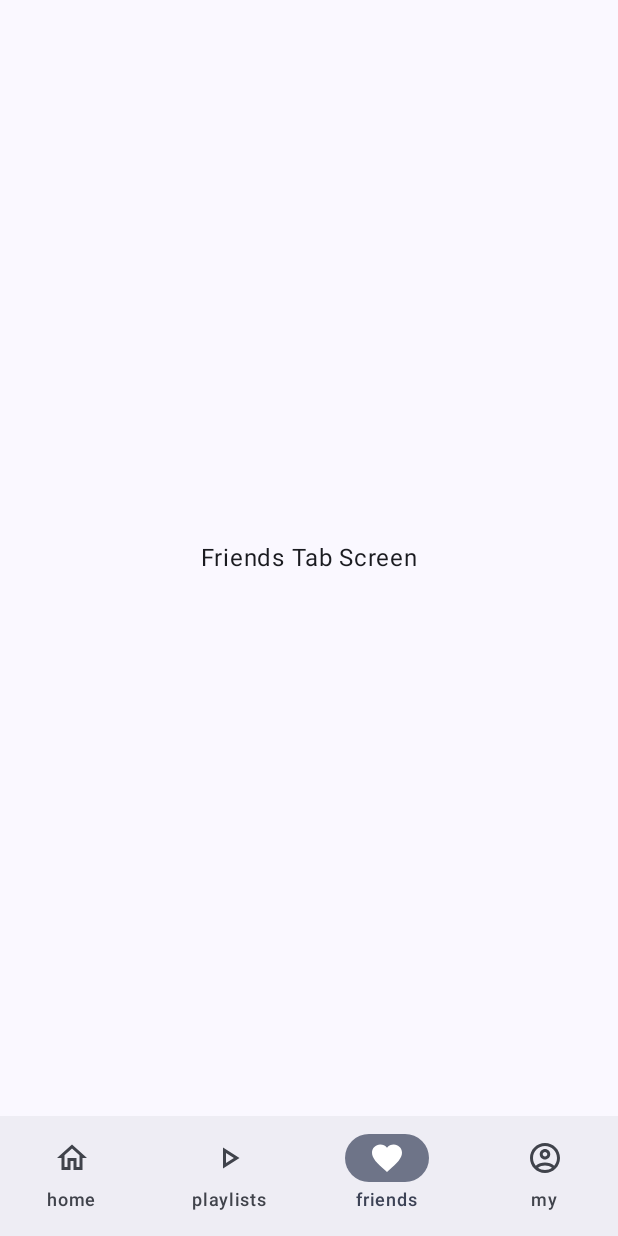
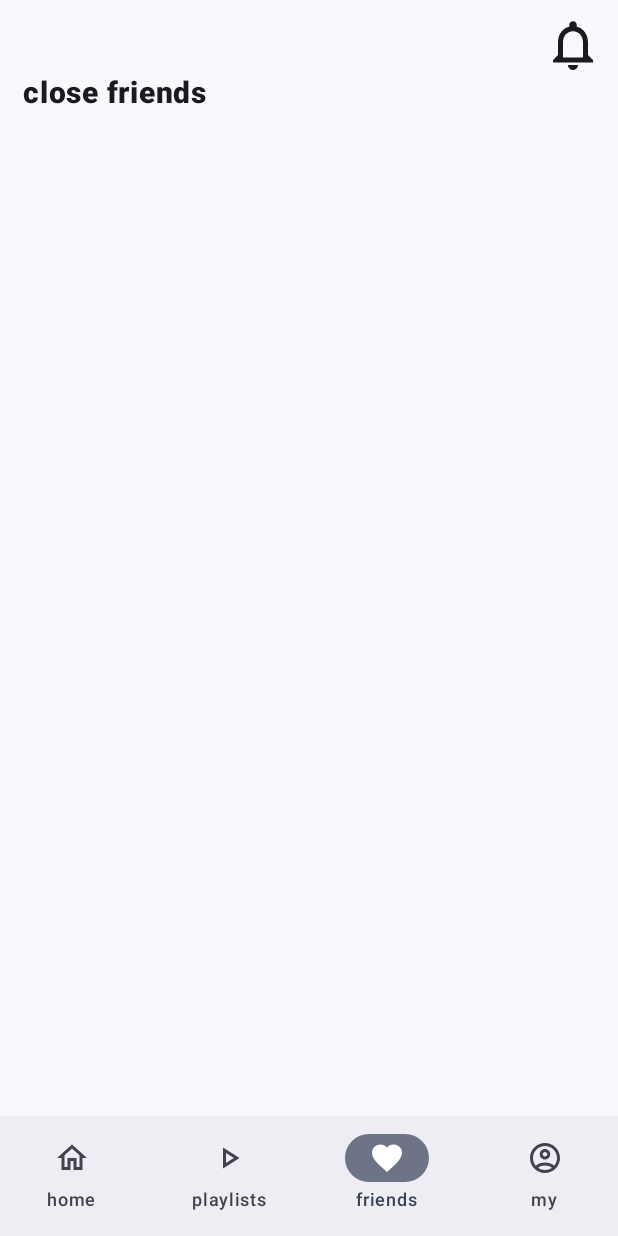
Before and after one commit to haimin13/mcweek1, an Android app built with Jetpack Compose: the friends screen opened through its navigation route, on a phone screen of 412 x 824 dp. Run offline under Robolectric (Android 15) with nearby library versions, the phone set to English and light mode, and no system bars.

Commit message:
friends tab column 구현 진행중1

```diff
--- a/app/src/main/java/com/example/myapplication1/ui/screens/FriendsTab.kt
+++ b/app/src/main/java/com/example/myapplication1/ui/screens/FriendsTab.kt
@@ -1,18 +1,65 @@
 package com.example.myapplication1.ui.screens
 
+import androidx.compose.foundation.Image
+import androidx.compose.foundation.layout.Arrangement
 import androidx.compose.foundation.layout.Box
+import androidx.compose.foundation.layout.Column
+import androidx.compose.foundation.layout.Row
 import androidx.compose.foundation.layout.fillMaxSize
+import androidx.compose.foundation.layout.fillMaxWidth
+import androidx.compose.foundation.layout.padding
+import androidx.compose.foundation.layout.size
+import androidx.compose.foundation.lazy.LazyRow
+import androidx.compose.material.icons.Icons
+import androidx.compose.material.icons.outlined.Notifications
+import androidx.compose.material3.Icon
 import androidx.compose.material3.Text
 import androidx.compose.runtime.Composable
 import androidx.compose.ui.Alignment
 import androidx.compose.ui.Modifier
+import androidx.compose.ui.res.painterResource
+import androidx.compose.ui.text.font.FontWeight
+import androidx.compose.ui.unit.dp
+import androidx.compose.ui.unit.sp
+import com.example.myapplication1.R
+
+@Composable
+fun CloseFriendsRowEntry(modifier: Modifier = Modifier) {
+
+}
 
 @Composable
 fun FriendsTabMain(modifier: Modifier = Modifier) {
-    Box(
-        modifier = Modifier.fillMaxSize(),
-        contentAlignment = Alignment.Center
+    Column(
+        modifier = Modifier.fillMaxSize()
     ) {
-        Text("Friends Tab Screen")
+        Row(
+            modifier = Modifier
+                .fillMaxWidth()
+                .padding(top = 10.dp, end = 10.dp),
+            horizontalArrangement = Arrangement.End
+        ) {
+            Icon(
+                imageVector = Icons.Outlined.Notifications,
+                contentDescription = null,
+                modifier = Modifier
+                    .size(40.dp)
+            )
+        }
+        Column(
+            modifier = Modifier.fillMaxWidth()
+                .padding(horizontal = 15.dp)
+        ) {
+            Text(
+                text = "close friends",
+                fontSize = 20.sp,
+                fontWeight = FontWeight.ExtraBold
+            )
+            LazyRow(
+                modifier = Modifier.fillMaxWidth()
+            ) {
+
+            }
+        }
     }
 }
```
